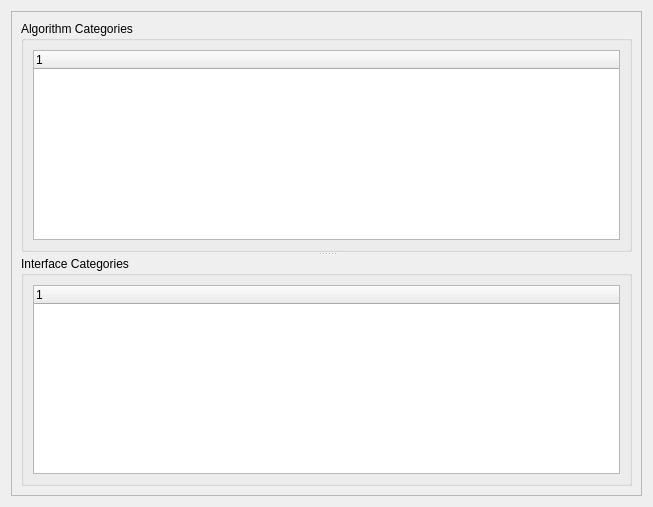
First picture: the form in qt/applications/workbench/workbench/widgets/settings/categories/section_categories.ui, repository mantidproject/mantid, before the edit.
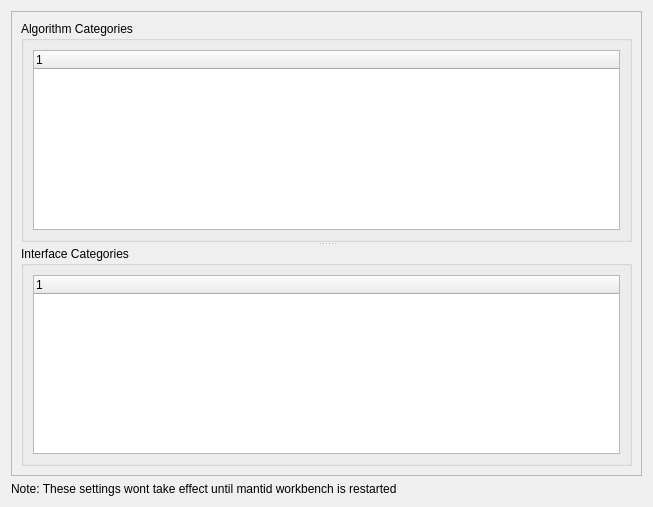
Second picture: the form after the edit.

Commit message: Re #27471 Add note to warn some settings require restarting workbench

Diff of the .ui file:
```diff
--- a/qt/applications/workbench/workbench/widgets/settings/categories/section_categories.ui
+++ b/qt/applications/workbench/workbench/widgets/settings/categories/section_categories.ui
@@ -40,7 +40,7 @@
         <x>0</x>
         <y>0</y>
         <width>633</width>
-        <height>487</height>
+        <height>468</height>
        </rect>
       </property>
       <property name="sizePolicy">
@@ -135,6 +135,13 @@
      </widget>
     </widget>
    </item>
+   <item>
+    <widget class="QLabel" name="label">
+     <property name="text">
+      <string>Note: These settings wont take effect until mantid workbench is restarted</string>
+     </property>
+    </widget>
+   </item>
   </layout>
  </widget>
  <resources/>
```
The commit also changes 3 other files.
